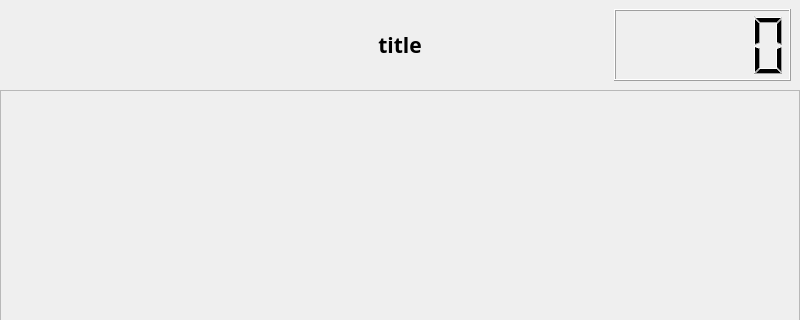
Before: the Qt Designer form GUI/main_win.ui in Fvesta/autotrading2, drawn with Qt 5; both pictures show x 0 to 800 and y 0 to 320 of the 800 by 800 pixel window.
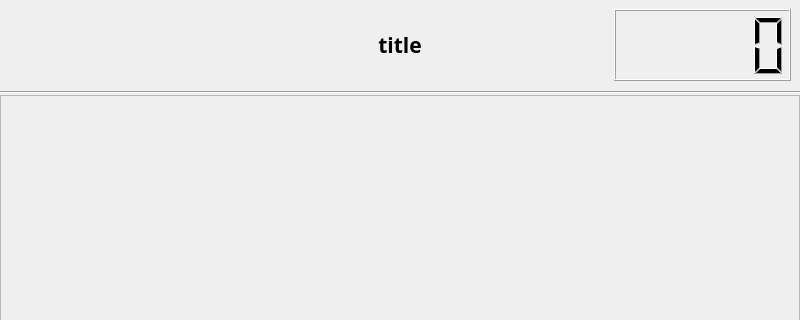
After: the same form once the commit is applied.

```diff
--- a/GUI/main_win.ui
+++ b/GUI/main_win.ui
@@ -31,9 +31,9 @@
      <number>0</number>
     </property>
     <item>
-     <layout class="QVBoxLayout" name="verticalLayout" stretch="0,0">
+     <layout class="QVBoxLayout" name="verticalLayout" stretch="0,0,0">
       <property name="spacing">
-       <number>0</number>
+       <number>1</number>
       </property>
       <item>
        <widget class="QWidget" name="widget" native="true">
@@ -111,6 +111,13 @@
         </layout>
        </widget>
       </item>
+      <item>
+       <widget class="Line" name="line">
+        <property name="orientation">
+         <enum>Qt::Horizontal</enum>
+        </property>
+       </widget>
+      </item>
       <item>
        <widget class="QScrollArea" name="scrollArea">
         <property name="widgetResizable">
@@ -122,7 +129,7 @@
            <x>0</x>
            <y>0</y>
            <width>796</width>
-           <height>706</height>
+           <height>701</height>
           </rect>
          </property>
          <layout class="QVBoxLayout" name="verticalLayout_3">
@@ -133,7 +140,7 @@
            <number>0</number>
           </property>
           <property name="topMargin">
-           <number>0</number>
+           <number>15</number>
           </property>
           <property name="rightMargin">
            <number>0</number>
```
